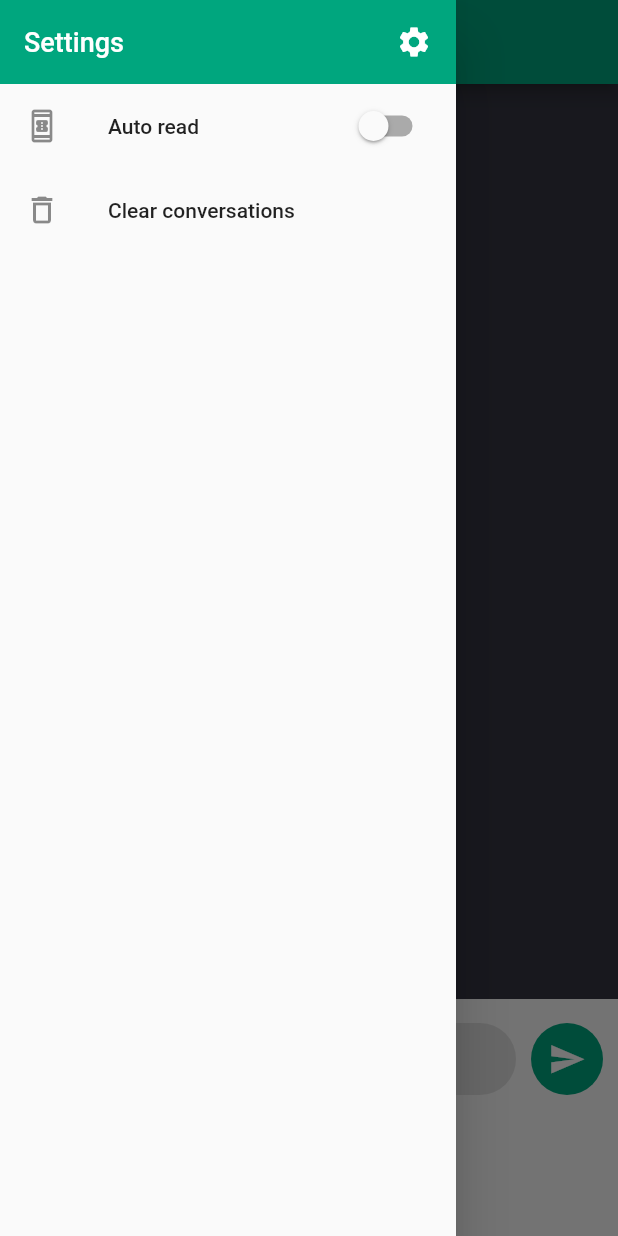
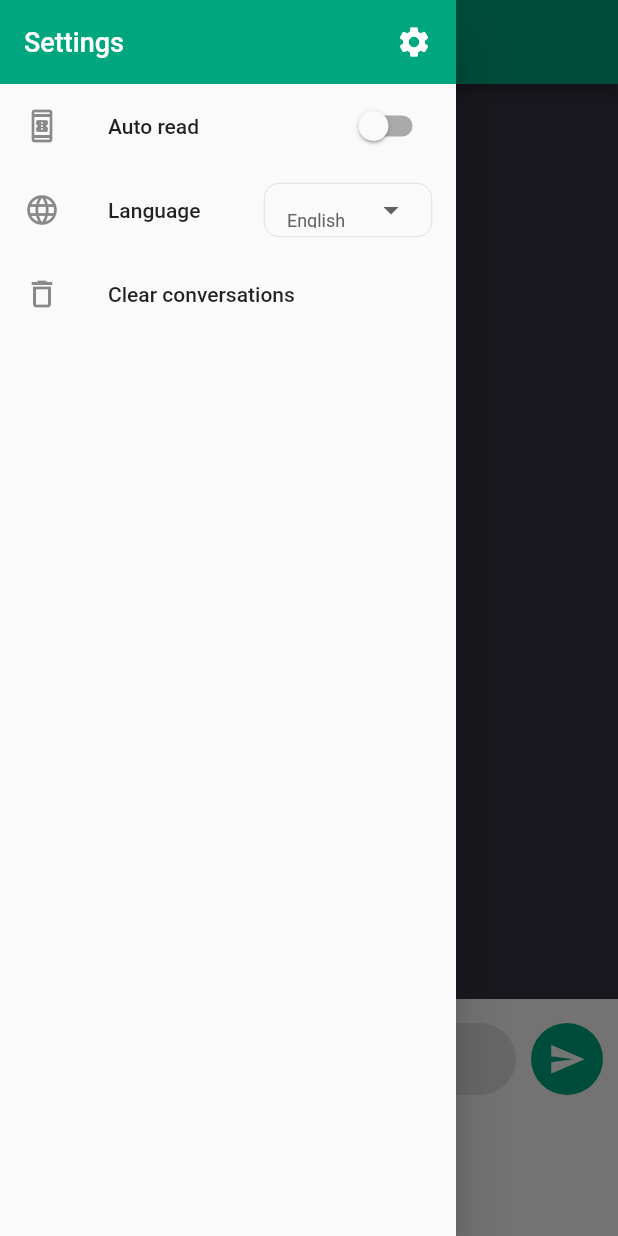
Before and after one commit to leminhduc106/ChatGPT_App---HCMUS, a Flutter app: the screen it shows after launch, with the side drawer open, on a phone screen of 412 x 824 dp. Run offline on Flutter 3.47's test engine with Material 2 defaults, Android fonts, the phone set to English and light mode, and no system bars; drawn by our look-alikes of avatar_glow; our stand-ins replace bloc, equatable, flutter_bloc, flutter_tts, speech_to_text.

Commit message:
Feat: add change tts language

```diff
--- a/chatgpt_app/lib/cubit/setting/setting_cubit.dart
+++ b/chatgpt_app/lib/cubit/setting/setting_cubit.dart
@@ -3,9 +3,15 @@ import 'package:bloc/bloc.dart';
 part 'setting_state.dart';
 
 class SettingCubit extends Cubit<SettingState> {
-  SettingCubit() : super(SettingState(isAutoRead: false));
+  SettingCubit()
+      : super(SettingState(isAutoRead: false, currentLanguage: 'en-US'));
 
   void toggleAutoRead() {
-    emit(SettingState(isAutoRead: !state.isAutoRead));
+    emit(SettingState(
+        isAutoRead: !state.isAutoRead, currentLanguage: state.currentLanguage));
+  }
+
+  void changeLanguage(String language) {
+    emit(SettingState(isAutoRead: state.isAutoRead, currentLanguage: language));
   }
 }
--- a/chatgpt_app/lib/cubit/setting/setting_state.dart
+++ b/chatgpt_app/lib/cubit/setting/setting_state.dart
@@ -2,8 +2,10 @@ part of 'setting_cubit.dart';
 
 class SettingState {
   bool isAutoRead;
+  String currentLanguage;
 
   SettingState({
     required this.isAutoRead,
+    required this.currentLanguage,
   });
 }
--- a/chatgpt_app/lib/main.dart
+++ b/chatgpt_app/lib/main.dart
@@ -5,9 +5,9 @@ import 'package:chatgpt_app/service/tts.dart';
 import 'package:flutter/material.dart';
 import 'package:flutter_bloc/flutter_bloc.dart';
 
-void main() {
+void main() async {
   WidgetsFlutterBinding.ensureInitialized();
-  TextToSpeech.initTTS();
+  await TextToSpeech.initTTS();
   runApp(const MyApp());
 }
 
--- a/chatgpt_app/lib/screens/speech_screen.dart
+++ b/chatgpt_app/lib/screens/speech_screen.dart
@@ -219,7 +219,8 @@ class _SpeechScreenState extends State<SpeechScreen> {
                       Future.delayed(const Duration(milliseconds: 50))
                           .then((value) => _scrollDown());
                       settingState.isAutoRead
-                          ? TextToSpeech.speak(value)
+                          ? TextToSpeech.speak(
+                              value, settingState.currentLanguage!)
                           : null;
                     });
                   },
--- a/chatgpt_app/lib/service/constant.dart
+++ b/chatgpt_app/lib/service/constant.dart
@@ -5,3 +5,22 @@ const apiSecretKey = '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';
 const bgColor = Color(0xff00A67E);
 const textColor = Color(0xfffEFDFC);
 const chatBgColor = Color(0xff343541);
+final listLanguage = {
+  'English': 'en-US',
+  'Vietnamese': 'vi-VN',
+  'Japanese': 'ja-JP',
+  'Korean': 'ko-KR',
+  'Chinese': 'zh-CN',
+  'French': 'fr-FR',
+  'German': 'de-DE',
+  'Italian': 'it-IT',
+  'Spanish': 'es-ES',
+  'Russian': 'ru-RU',
+  'Portuguese': 'pt-PT',
+  'Dutch': 'nl-NL',
+  'Polish': 'pl-PL',
+  'Turkish': 'tr-TR',
+  'Arabic': 'ar-SA',
+  'Hindi': 'hi-IN',
+  'Indonesian': 'id-ID',
+};
--- a/chatgpt_app/lib/service/tts.dart
+++ b/chatgpt_app/lib/service/tts.dart
@@ -3,13 +3,14 @@ import 'package:flutter_tts/flutter_tts.dart';
 class TextToSpeech {
   static FlutterTts tts = FlutterTts();
   static initTTS() {
-    tts.setLanguage("en-US");
     tts.setPitch(1);
     tts.setSpeechRate(0.5);
-    tts.setVolume(1);
+    tts.setVolume(100);
   }
 
-  static speak(String text) async {
+  static speak(String text, String language) async {
+    tts.setLanguage(language);
+    print(language);
     await tts.awaitSpeakCompletion(true);
     tts.speak(text);
   }
--- a/chatgpt_app/lib/widgets/chat_message.dart
+++ b/chatgpt_app/lib/widgets/chat_message.dart
@@ -55,7 +55,7 @@ class ChatMessageWidget extends StatelessWidget {
                         ? Container()
                         : GestureDetector(
                             onTap: () {
-                              TextToSpeech.speak(text);
+                              TextToSpeech.speak(text, state.currentLanguage!);
                             },
                             child: Container(
                               margin: const EdgeInsets.only(left: 16),
--- a/chatgpt_app/lib/widgets/custom_drawer.dart
+++ b/chatgpt_app/lib/widgets/custom_drawer.dart
@@ -8,6 +8,14 @@ class CustomDrawer extends StatelessWidget {
 
   @override
   Widget build(BuildContext context) {
+    final listItems = listLanguage.entries
+        .map(
+          (item) => DropdownMenuItem(
+            value: item.value,
+            child: Text(item.key),
+          ),
+        )
+        .toList();
     return BlocBuilder<SettingCubit, SettingState>(
       builder: (context, state) {
         return Drawer(
@@ -43,10 +51,46 @@ class CustomDrawer extends StatelessWidget {
                   value: state.isAutoRead,
                   onChanged: (value) {
                     context.read<SettingCubit>().toggleAutoRead();
-                    print(state.isAutoRead);
                   },
                 ),
               ),
+              ListTile(
+                  leading: const Icon(Icons.language_outlined),
+                  title: const Text('Language'),
+                  trailing: Container(
+                    margin: const EdgeInsets.only(bottom: 10, top: 10),
+                    height: 62,
+                    child: Column(
+                      crossAxisAlignment: CrossAxisAlignment.start,
+                      children: [
+                        Container(
+                          padding: const EdgeInsets.symmetric(horizontal: 15.0),
+                          width: 112,
+                          height: 36,
+                          decoration: BoxDecoration(
+                            border:
+                                Border.all(color: Colors.black26, width: 0.3),
+                            borderRadius: BorderRadius.circular(10),
+                          ),
+                          child: DropdownButtonFormField<String>(
+                            elevation: 8,
+                            style: TextStyle(
+                                fontSize: 12, color: Colors.grey[700]),
+                            decoration:
+                                const InputDecoration(border: InputBorder.none),
+                            value: state.currentLanguage,
+                            isExpanded: true,
+                            items: listItems,
+                            onChanged: (String? value) {
+                              context
+                                  .read<SettingCubit>()
+                                  .changeLanguage(value!);
+                            },
+                          ),
+                        ),
+                      ],
+                    ),
+                  )),
               ListTile(
                 leading: const Icon(Icons.delete_outline),
                 title: const Text('Clear conversations'),
```
